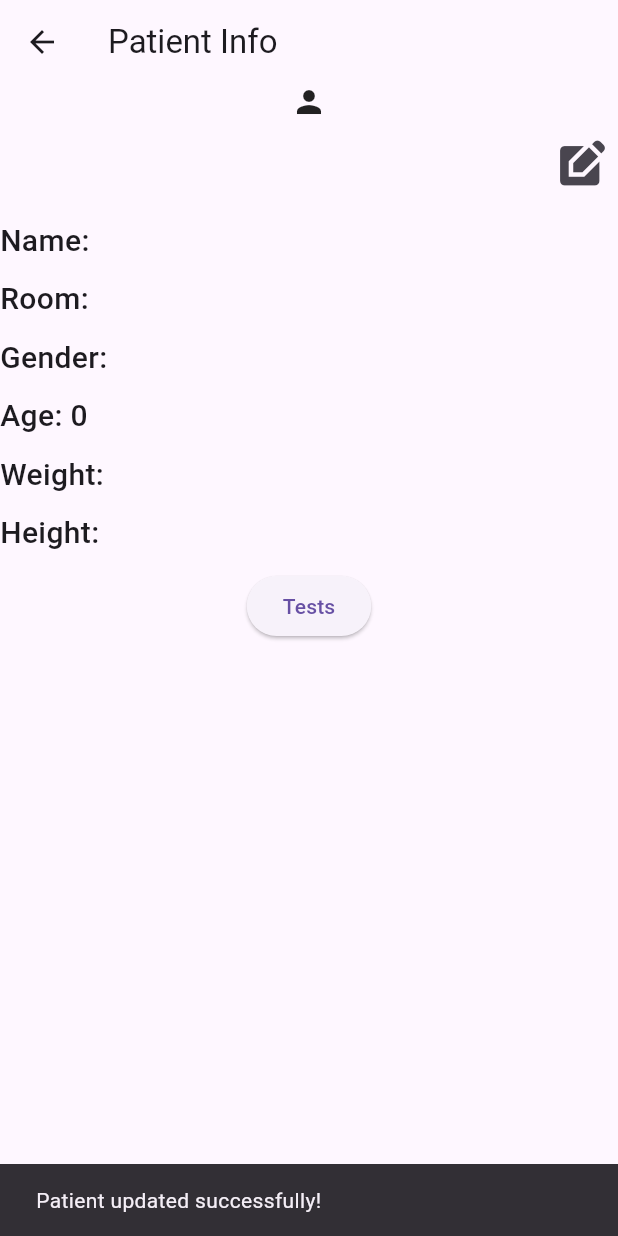
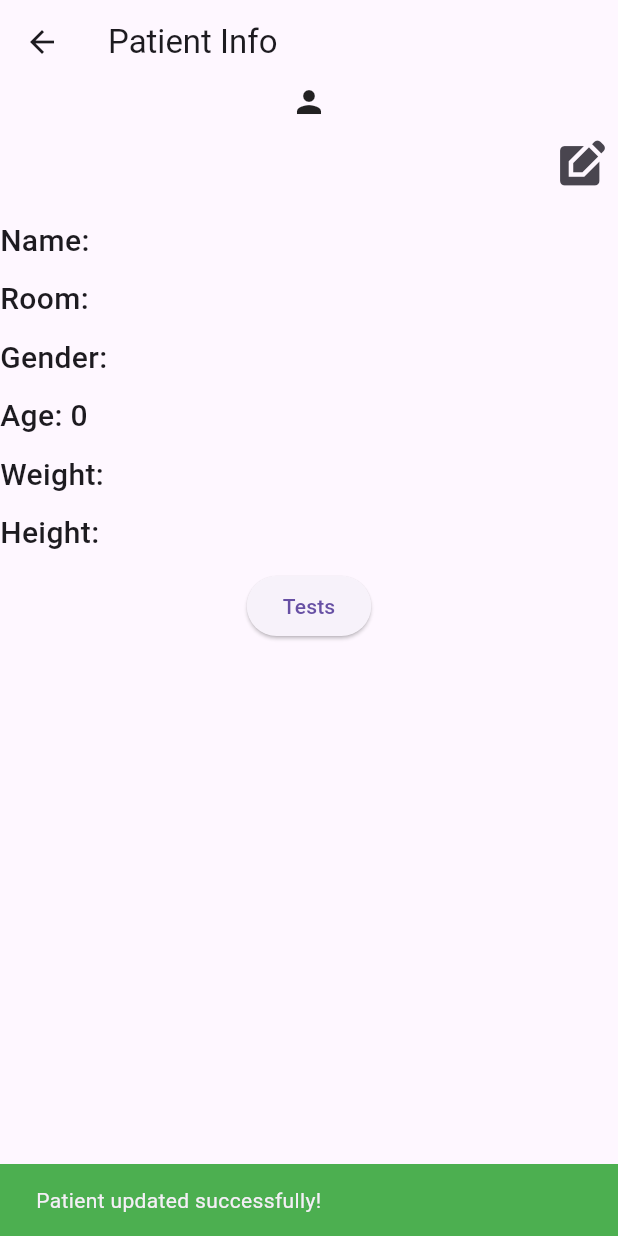
Before and after one commit to helenyuhhh/SenCare-flutter-, a Flutter app: the EditPatient screen opened directly with empty values, after a tap on "Save", on a phone screen of 412 x 824 dp. Run offline on Flutter 3.47's test engine with Material 3 defaults, Android fonts, the phone set to English and light mode, and no system bars; our stand-ins replace flutter_datetime_picker_plus, flutter_slidable; network calls fail.

Commit message:
Add background color for messagecard

```diff
--- a/lib/editpatient.dart
+++ b/lib/editpatient.dart
@@ -40,7 +40,9 @@ class _EditPatient extends State<EditPatient> {
         newHeight: _changeHeight.text.isNotEmpty? _changeHeight.text : null,
       );
       ScaffoldMessenger.of(context).showSnackBar(
-        SnackBar(content: Text("Patient updated successfully!"))
+        SnackBar(
+          content: Text("Patient updated successfully!"),
+          backgroundColor: Colors.green)
       );
       Navigator.pushReplacement(
         context,
@@ -52,7 +54,8 @@ class _EditPatient extends State<EditPatient> {
       print('patient id: ${widget.patientId}');
       ScaffoldMessenger.of(context).showSnackBar(
         SnackBar(
-          content: Text('Failed to update!'))
+          content: Text('Failed to update!'),
+          backgroundColor: Colors.red)
       );
     }
   }
```
